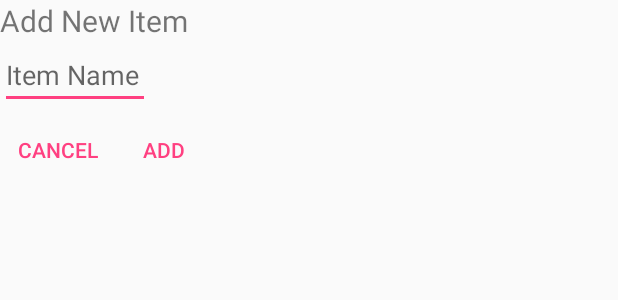
After one commit to nukeforum/Inventory, an Android app: the layout new_item_dialog.xml on its own in the app's theme, with its tools: preview values and no code run, on a phone screen of 412 x 824 dp. The commit adds this screen. Shown: the top 300 px of the screen. Run offline under Robolectric (Android 15) with nearby library versions, the phone set to English and light mode, and no system bars.

Commit message:
Added new item dialog layout

```diff
--- /dev/null
+++ b/app/src/main/res/layout/new_item_dialog.xml
@@ -0,0 +1,40 @@
+<?xml version="1.0" encoding="utf-8"?>
+<LinearLayout xmlns:android="http://schemas.android.com/apk/res/android"
+    android:orientation="vertical" android:layout_width="match_parent"
+    android:layout_height="match_parent">
+
+    <TextView
+        android:layout_width="wrap_content"
+        android:layout_height="wrap_content"
+        android:text="@string/add_new_item"
+        android:textSize="20sp"/>
+
+    <EditText
+        android:layout_width="100dp"
+        android:layout_height="wrap_content"
+        android:id="@+id/item_naming_field"
+        android:hint="@string/item_name_prompt"/>
+
+    <LinearLayout
+        android:orientation="horizontal"
+        android:layout_width="wrap_content"
+        android:layout_height="wrap_content"
+        style="?android:attr/buttonBarStyle">
+
+        <Button
+            android:layout_width="wrap_content"
+            android:layout_height="wrap_content"
+            android:id="@+id/new_item_cancel_button"
+            android:text="@string/cancel"
+            style="?android:attr/buttonBarButtonStyle"/>
+
+        <Button
+            android:layout_width="wrap_content"
+            android:layout_height="wrap_content"
+            android:id="@+id/new_item_add_button"
+            android:text="@string/add"
+            style="?android:attr/buttonBarButtonStyle"/>
+
+    </LinearLayout>
+
+</LinearLayout>
--- a/app/src/main/res/values/strings.xml
+++ b/app/src/main/res/values/strings.xml
@@ -1,3 +1,7 @@
 <resources>
     <string name="app_name">Inventory</string>
+    <string name="add_new_item">Add New Item</string>
+    <string name="item_name_prompt">Item Name</string>
+    <string name="cancel">CANCEL</string>
+    <string name="add">ADD</string>
 </resources>
```
